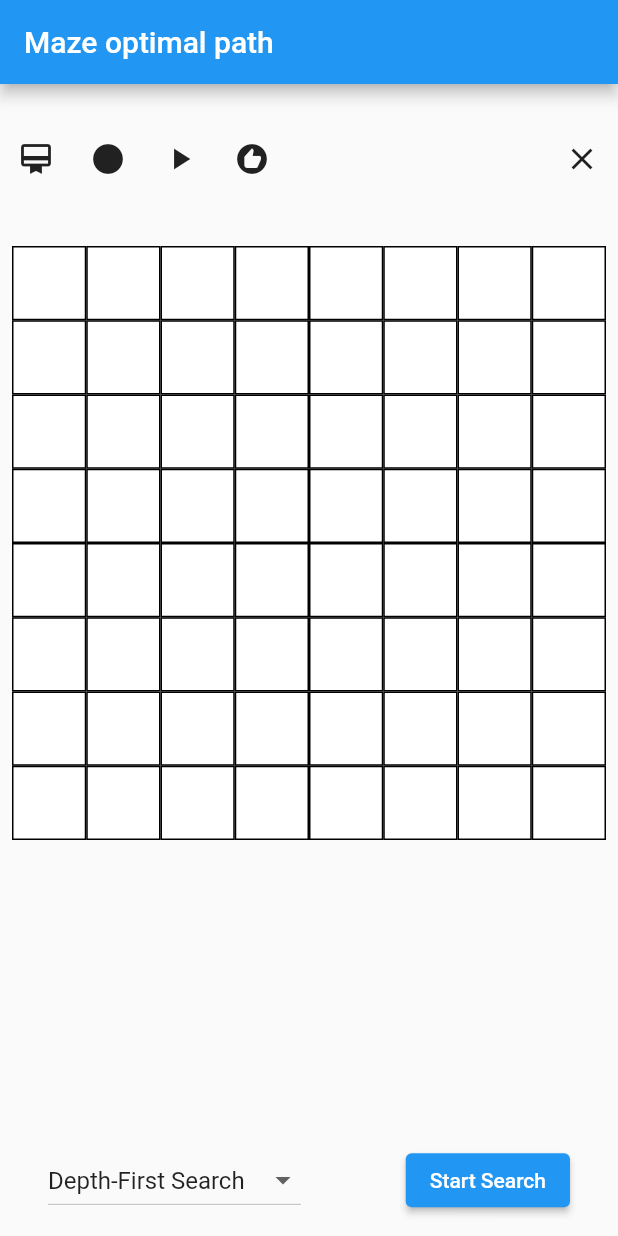
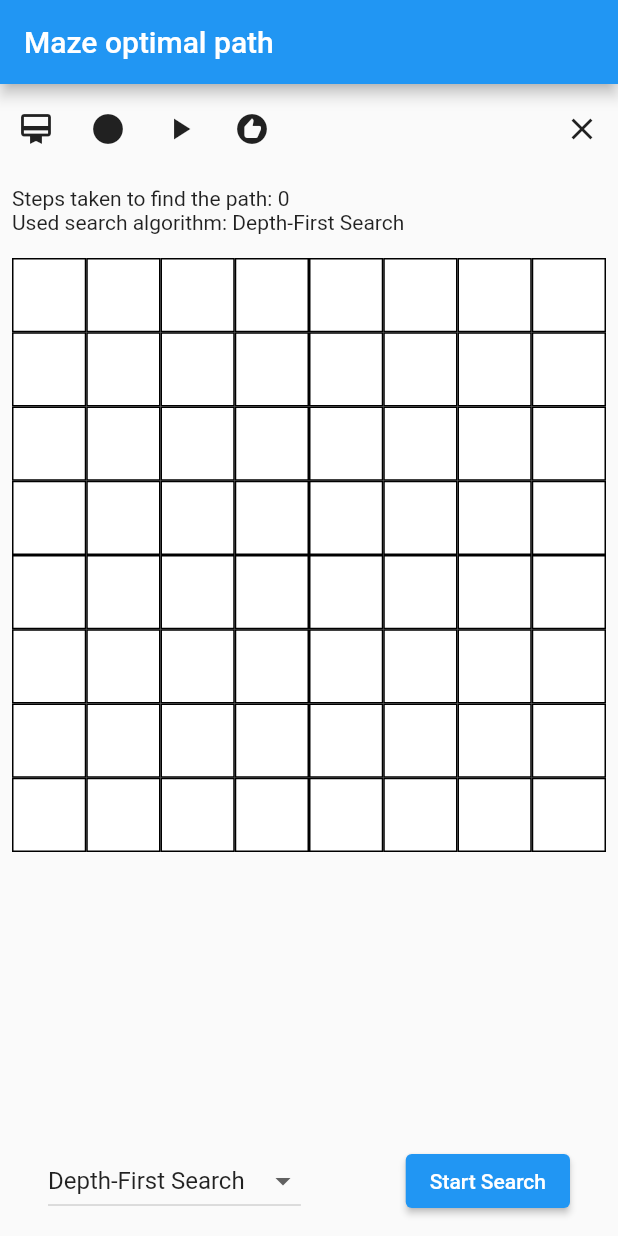
Before and after one commit to md-weber/maze_search_ai, a Flutter app: the screen it shows after launch, after a tap on "Start Search", on a phone screen of 412 x 824 dp. Run offline on Flutter 3.47's test engine with Material 2 defaults, Android fonts, the phone set to English and light mode, and no system bars; our stand-ins replace tuple.

Commit message:
added a toolbar and resultbar in order to show more information about the search

```diff
--- a/lib/providers/home_view_provider.dart
+++ b/lib/providers/home_view_provider.dart
@@ -5,11 +5,17 @@ class HomeViewProvider extends ChangeNotifier {
   CellState _activeTool;
   List<CellState> _cells = [];
   SearchAlgo _selectedSearchAlgo = SearchAlgo.dfs;
+  num _resultSteps = 0;
 
   HomeViewProvider() {
     for (var i = 0; i < 64; i++) {
       cells.add(CellState.path);
     }
+  }
+
+  void updateResultSteps(num resultSteps) {
+    _resultSteps = resultSteps;
+    notifyListeners();
   }
 
   void updateActiveTool(CellState newTool) {
@@ -35,9 +41,11 @@ class HomeViewProvider extends ChangeNotifier {
     notifyListeners();
   }
 
-  CellState get activeTool => this._activeTool;
+  CellState get activeTool => _activeTool;
 
-  List<CellState> get cells => this._cells;
+  List<CellState> get cells => _cells;
 
-  SearchAlgo get selectedSearchAlgo => this._selectedSearchAlgo;
+  SearchAlgo get selectedSearchAlgo => _selectedSearchAlgo;
+
+  num get resultSteps => _resultSteps;
 }
--- a/lib/views/home-view.dart
+++ b/lib/views/home-view.dart
@@ -3,6 +3,8 @@ import 'package:maze_search_ai/controllers/search_controller.dart';
 import 'package:maze_search_ai/controllers/search_controller_impl.dart';
 import 'package:maze_search_ai/providers/home_view_provider.dart';
 import 'package:maze_search_ai/views/widgets/cell.dart';
+import 'package:maze_search_ai/views/widgets/result_bar.dart';
+import 'package:maze_search_ai/views/widgets/tool_bar.dart';
 import 'package:provider/provider.dart';
 import 'package:tuple/tuple.dart';
 
@@ -22,47 +24,8 @@ class HomeView extends StatelessWidget {
         ),
         body: Column(
           children: [
-            SizedBox(
-              height: 100,
-              child: Row(
-                children: [
-                  IconButton(
-                      icon: Icon(Icons.wallet_membership),
-                      onPressed: () {
-                        context
-                            .read<HomeViewProvider>()
-                            .updateActiveTool(CellState.wall);
-                      }),
-                  IconButton(
-                      icon: Icon(Icons.circle),
-                      onPressed: () {
-                        context
-                            .read<HomeViewProvider>()
-                            .updateActiveTool(CellState.path);
-                      }),
-                  IconButton(
-                      icon: Icon(Icons.play_arrow),
-                      onPressed: () {
-                        context
-                            .read<HomeViewProvider>()
-                            .updateActiveTool(CellState.start);
-                      }),
-                  IconButton(
-                      icon: Icon(Icons.recommend),
-                      onPressed: () {
-                        context
-                            .read<HomeViewProvider>()
-                            .updateActiveTool(CellState.end);
-                      }),
-                  const Spacer(),
-                  IconButton(
-                      icon: Icon(Icons.clear),
-                      onPressed: () {
-                        context.read<HomeViewProvider>().resetAll();
-                      }),
-                ],
-              ),
-            ),
+            ToolBar(),
+            ResultBar(),
             Expanded(
               flex: 8,
               child: Padding(
@@ -120,21 +83,18 @@ class HomeView extends StatelessWidget {
                   const Spacer(),
                   ElevatedButton(
                     onPressed: () async {
+                      Tuple3 result;
                       SearchController searchController =
                           SearchControllerImplementation();
 
                       switch (selectedSearchAlgo) {
                         case SearchAlgo.dfs:
-                          Tuple3 dfsResult = await searchController.startSearch(
+                          result = await searchController.startSearch(
                               cells, context.read<HomeViewProvider>(), true);
-                          print("Steps to solve: ${dfsResult.item3}");
-                          print("Actions: ${dfsResult.item1}");
                           break;
                         case SearchAlgo.bfs:
-                          Tuple3 dfsResult = await searchController.startSearch(
+                          result = await searchController.startSearch(
                               cells, context.read<HomeViewProvider>(), false);
-                          print("Steps to solve: ${dfsResult.item3}");
-                          print("Actions: ${dfsResult.item1}");
                           break;
                         case SearchAlgo.a:
                           searchController.startA(cells);
@@ -143,6 +103,9 @@ class HomeView extends StatelessWidget {
                           searchController.startGBS(cells);
                           break;
                       }
+                      context
+                          .read<HomeViewProvider>()
+                          .updateResultSteps(result.item3);
                     },
                     child: Text("Start Search"),
                   )
--- /dev/null
+++ b/lib/views/widgets/result_bar.dart
@@ -0,0 +1,37 @@
+import 'package:flutter/material.dart';
+import 'package:maze_search_ai/providers/home_view_provider.dart';
+import 'package:maze_search_ai/views/home-view.dart';
+import 'package:provider/provider.dart';
+
+class ResultBar extends StatelessWidget {
+  @override
+  Widget build(BuildContext context) {
+    return Padding(
+      padding: const EdgeInsets.all(8.0),
+      child: Column(
+        crossAxisAlignment: CrossAxisAlignment.stretch,
+        children: [
+          Text(
+            "Steps taken to find the path: ${context.watch<HomeViewProvider>().resultSteps.toString()}",
+          ),
+          Text(
+            "Used search algorithm: ${getSelectedSearchAlgo(context)}",
+          ),
+        ],
+      ),
+    );
+  }
+
+  String getSelectedSearchAlgo(BuildContext context) {
+    switch (context.watch<HomeViewProvider>().selectedSearchAlgo) {
+      case SearchAlgo.dfs:
+        return "Depth-First Search";
+      case SearchAlgo.bfs:
+        return "Breadth-First Search";
+      case SearchAlgo.a:
+        return "A*";
+      case SearchAlgo.gbs:
+        return "Greedy-Best Search";
+    }
+  }
+}
--- /dev/null
+++ b/lib/views/widgets/tool_bar.dart
@@ -0,0 +1,55 @@
+import 'package:flutter/material.dart';
+import 'package:maze_search_ai/providers/home_view_provider.dart';
+import 'package:maze_search_ai/views/home-view.dart';
+import 'package:provider/provider.dart';
+
+class ToolBar extends StatelessWidget {
+  @override
+  Widget build(BuildContext context) {
+    return SizedBox(
+      height: 60,
+      child: Row(
+        children: [
+          IconButton(
+              icon: Icon(Icons.wallet_membership),
+              tooltip: "Wall",
+              onPressed: () {
+                context
+                    .read<HomeViewProvider>()
+                    .updateActiveTool(CellState.wall);
+              }),
+          IconButton(
+              icon: Icon(Icons.circle),
+              tooltip: "Path",
+              onPressed: () {
+                context
+                    .read<HomeViewProvider>()
+                    .updateActiveTool(CellState.path);
+              }),
+          IconButton(
+              icon: Icon(Icons.play_arrow),
+              tooltip: "Start point",
+              onPressed: () {
+                context
+                    .read<HomeViewProvider>()
+                    .updateActiveTool(CellState.start);
+              }),
+          IconButton(
+              icon: Icon(Icons.recommend),
+              tooltip: "End point",
+              onPressed: () {
+                context
+                    .read<HomeViewProvider>()
+                    .updateActiveTool(CellState.end);
+              }),
+          const Spacer(),
+          IconButton(
+              icon: Icon(Icons.clear),
+              onPressed: () {
+                context.read<HomeViewProvider>().resetAll();
+              }),
+        ],
+      ),
+    );
+  }
+}
```
